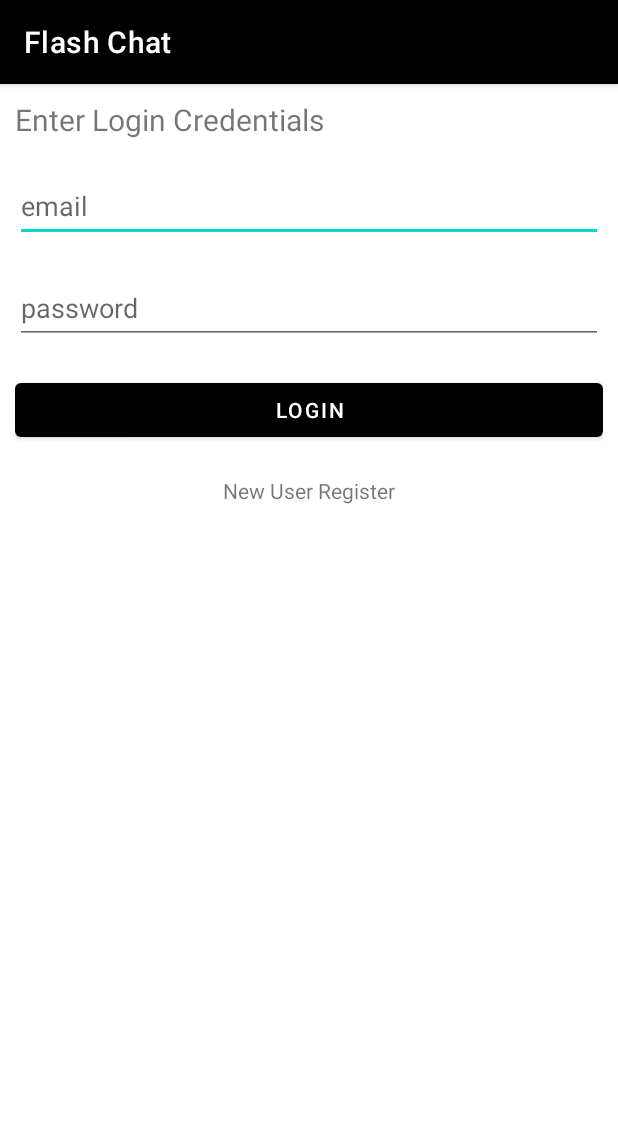
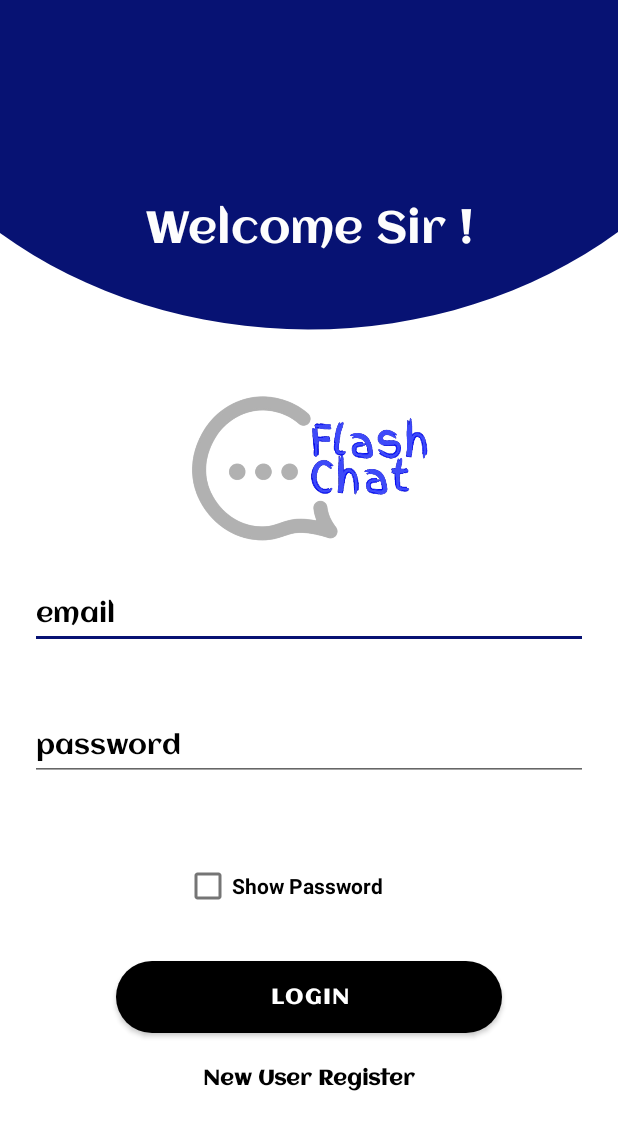
Before and after one commit to MOHAMEDMEDOHEMEDA/flash-list-app-, an Android app: the screen it shows after launch (LoginActivity), on a phone screen of 412 x 824 dp. Shown: the top 1130 px of the screen. Run offline under Robolectric (Android 15) with nearby library versions, the phone set to English and light mode, and no system bars; our stand-ins replace Firebase (no records; nobody signed in at launch, a user with empty details on screens opened directly).

Commit message:
had done design of login

```diff
--- a/app/src/main/AndroidManifest.xml
+++ b/app/src/main/AndroidManifest.xml
@@ -35,7 +35,6 @@
 
                 <category android:name="android.intent.category.LAUNCHER" />
             </intent-filter>
-
             <meta-data
                 android:name="android.app.lib_name"
                 android:value="" />
--- a/app/src/main/java/com/example/myapplication/LoginActivity.java
+++ b/app/src/main/java/com/example/myapplication/LoginActivity.java
@@ -4,8 +4,12 @@ import androidx.annotation.NonNull;
 import androidx.appcompat.app.AppCompatActivity;
 import android.content.Intent;
 import android.os.Bundle;
+import android.text.method.HideReturnsTransformationMethod;
+import android.text.method.PasswordTransformationMethod;
 import android.view.View;
 import android.widget.Button;
+import android.widget.CheckBox;
+import android.widget.CompoundButton;
 import android.widget.EditText;
 import android.widget.TextView;
 import android.widget.Toast;
@@ -20,6 +24,7 @@ public class LoginActivity extends AppCompatActivity {
     private EditText email, password;
     private Button btnLogin;
     private TextView textRegister;
+    private CheckBox showPass;
     @Override
     protected void onCreate(Bundle savedInstanceState) {
         super.onCreate(savedInstanceState);
@@ -27,9 +32,20 @@ public class LoginActivity extends AppCompatActivity {
         mAuth = FirebaseAuth.getInstance();
         email = findViewById(R.id.login_email);
         password = findViewById(R.id.login_password);
-        btnLogin  = findViewById(R.id.login);
+        btnLogin = findViewById(R.id.login);
+        showPass = findViewById(R.id.Check);
         textRegister = findViewById(R.id.text_register);
-
+        getSupportActionBar().hide();
+        showPass.setOnCheckedChangeListener(new CompoundButton.OnCheckedChangeListener() {
+            @Override
+            public void onCheckedChanged(CompoundButton compoundButton, boolean b) {
+                if (b){
+                    password.setTransformationMethod(HideReturnsTransformationMethod.getInstance());
+                }else{
+                    password.setTransformationMethod(PasswordTransformationMethod.getInstance());
+                }
+            }
+        });
         btnLogin.setOnClickListener(new View.OnClickListener() {
             @Override
             public void onClick(View v) {
@@ -75,13 +91,12 @@ public class LoginActivity extends AppCompatActivity {
 
     }
     public void updateUI(FirebaseUser account){
-
         if(account != null){
             Toast.makeText(this,"You Registered In successfully",Toast.LENGTH_LONG).show();
             startActivity(new Intent(this,LoginActivity.class));
 
         }else {
-            Toast.makeText(this,"You Didnt signed in",Toast.LENGTH_LONG).show();
+
         }
 
     }
--- a/app/src/main/java/com/example/myapplication/User.java
+++ /dev/null
@@ -1,16 +0,0 @@
-package com.example.myapplication;
-
-public class User {
-    public String firstName;
-    public String lastName;
-    public String email;
-
-    public User() {
-    }
-
-    public User (String firstName, String lastName, String email) {
-        this.firstName = firstName;
-        this.lastName = lastName;
-        this.email = email;
-    }
-}
--- a/app/src/main/res/drawable/androidsplash.xml
+++ b/app/src/main/res/drawable/androidsplash.xml
@@ -14,7 +14,7 @@
           android:endY="602.6"
           android:type="linear">
         <item android:offset="0" android:color="#FF1400FF"/>
-        <item android:offset="0.9" android:color="#FF000000"/>
+        <item android:offset="0.9" android:color="#010529"/>
       </gradient>
     </aapt:attr>
   </path>
--- /dev/null
+++ b/app/src/main/res/drawable/background_design.xml
@@ -0,0 +1,9 @@
+<?xml version="1.0" encoding="utf-8"?>
+<selector xmlns:android="http://schemas.android.com/apk/res/android">
+<item>
+    <shape android:shape="rectangle">
+        <gradient android:startColor="#071273" android:endColor="#FF000000" android:angle="99"></gradient>
+    </shape>
+
+</item>
+</selector>
--- /dev/null
+++ b/app/src/main/res/drawable/backlog.xml
@@ -0,0 +1,19 @@
+<vector xmlns:android="http://schemas.android.com/apk/res/android"
+    android:width="360dp"
+    android:height="677dp"
+    android:viewportWidth="360"
+    android:viewportHeight="677">
+  <path
+      android:pathData="M0,0h360v677h-360z"
+      android:fillColor="#1E1E1E"/>
+  <group>
+    <clip-path
+        android:pathData="M0,0h360v677h-360z"/>
+    <path
+        android:pathData="M0,0h360v677h-360z"
+        android:fillColor="#ffffff"/>
+    <path
+        android:pathData="M456,-40.03C456,18.45 426.87,74.53 375.02,115.89C323.16,157.24 252.83,180.47 179.5,180.47C106.17,180.47 35.84,157.24 -16.01,115.89C-67.87,74.53 -97,18.45 -97,-40.03L179.5,-40.03L456,-40.03Z"
+        android:fillColor="#071273"/>
+  </group>
+</vector>
--- /dev/null
+++ b/app/src/main/res/drawable/button.xml
@@ -0,0 +1,10 @@
+<?xml version="1.0" encoding="utf-8"?>
+<selector xmlns:android="http://schemas.android.com/apk/res/android">
+<item >
+    <shape android:shape="rectangle">
+        <corners android:radius="70dp"/>
+        <gradient android:startColor="#010529" android:endColor="@color/black"/>
+
+    </shape>
+</item>
+</selector>
--- a/app/src/main/res/layout/activity_login.xml
+++ b/app/src/main/res/layout/activity_login.xml
@@ -1,52 +1,92 @@
 <?xml version="1.0" encoding="utf-8"?>
-<RelativeLayout xmlns:android="http://schemas.android.com/apk/res/android"
+<LinearLayout xmlns:android="http://schemas.android.com/apk/res/android"
     xmlns:app="http://schemas.android.com/apk/res-auto"
     xmlns:tools="http://schemas.android.com/tools"
     android:layout_width="match_parent"
     android:layout_height="match_parent"
-    tools:context=".LoginActivity"
-    android:layout_margin="10dp">
+    android:gravity="center"
+    android:background="@drawable/backlog"
+    android:orientation="vertical"
+    tools:context=".LoginActivity">
 
     <TextView
-        android:id="@+id/text_login"
+        android:id="@+id/Welcome"
         android:layout_width="match_parent"
-        android:layout_height="wrap_content"
-        android:text="Enter Login Credentials"
-        android:textSize="20dp"
-        android:layout_marginBottom="20dp"/>
+        android:layout_height="111dp"
+        android:layout_margin="50dp"
+        android:fontFamily="@font/aclonica"
+        android:gravity="center"
+        android:includeFontPadding="false"
+        android:shadowColor="#FFFFFF"
+        android:text="@string/welcome_sir"
+        android:textColor="#FDFDFD"
+        android:textSize="30sp" />
+
+    <ImageView
+        android:id="@+id/imageView2"
+        android:layout_width="match_parent"
+        android:layout_height="105dp"
+        app:srcCompat="@drawable/logo"
+        android:contentDescription="TODO" />
 
     <EditText
         android:id="@+id/login_email"
         android:layout_width="match_parent"
-        android:layout_height="wrap_content"
-        android:layout_below="@+id/text_login"
-        android:layout_marginBottom="20dp"
+        android:layout_height="48dp"
+        android:layout_margin="20dp"
+        android:fontFamily="@font/aclonica"
         android:hint="email"
-        android:minHeight="48dp" />
+        android:importantForAutofill="no"
+        android:inputType="textEmailAddress"
+        android:minHeight="48dp"
+        android:textColor="#000000"
+        android:textColorHint="#000000" />
 
     <EditText
         android:id="@+id/login_password"
         android:layout_width="match_parent"
-        android:layout_height="wrap_content"
-        android:layout_below="@+id/login_email"
+        android:layout_height="48dp"
+        android:layout_margin="20dp"
         android:layout_marginBottom="20dp"
+        android:fontFamily="@font/aclonica"
         android:hint="password"
-        android:minHeight="48dp" />
+        android:importantForAutofill="no"
+        android:inputType="textPassword"
+        android:minHeight="48dp"
+        android:textColor="#000000"
+        android:textColorHint="#000000" />
+
+
+    <CheckBox
+        android:id="@+id/Check"
+        android:layout_width="166dp"
+        android:layout_height="60dp"
+        android:text="Show Password"
+        android:layout_margin="20dp"
+        android:textStyle="bold" />
 
     <Button
         android:id="@+id/login"
-        android:layout_width="match_parent"
+        android:layout_width="257dp"
         android:layout_height="wrap_content"
-        android:layout_below="@+id/login_password"
+        android:layout_marginBottom="20dp"
+        android:background="@drawable/button"
+        android:backgroundTint="@color/white"
+        android:fontFamily="@font/aclonica"
         android:text="Login"
-        android:layout_marginBottom="20dp"/>
+        android:textColor="#FFFFFF"
+        android:textStyle="bold" />
 
     <TextView
         android:id="@+id/text_register"
         android:layout_width="match_parent"
-        android:layout_height="wrap_content"
-        android:layout_below="@+id/login"
+        android:layout_height="47dp"
+        android:layout_marginBottom="20dp"
+        android:fontFamily="@font/aclonica"
+        android:shadowColor="#000000"
         android:text="New User Register"
-        android:layout_marginBottom="20dp"
-        android:textAlignment="center"/>
-</RelativeLayout>
+        android:textAlignment="center"
+        android:textColor="#000000"
+        android:textStyle="bold" />
+
+</LinearLayout>
--- a/app/src/main/res/values-night/themes.xml
+++ b/app/src/main/res/values-night/themes.xml
@@ -2,15 +2,15 @@
     <!-- Base application theme. -->
     <style name="Theme.MyApplication" parent="Theme.MaterialComponents.DayNight.DarkActionBar">
         <!-- Primary brand color. -->
-        <item name="colorPrimary">@color/purple_200</item>
-        <item name="colorPrimaryVariant">#23114C</item>
+        <item name="colorPrimary">@color/black</item>
+        <item name="colorPrimaryVariant">#071273</item>
         <item name="colorOnPrimary">@color/black</item>
         <!-- Secondary brand color. -->
-        <item name="colorSecondary">@color/teal_200</item>
-        <item name="colorSecondaryVariant">@color/teal_200</item>
+        <item name="colorSecondary">#071273</item>
+        <item name="colorSecondaryVariant">#071273</item>
         <item name="colorOnSecondary">@color/black</item>
         <!-- Status bar color. -->
-        <item name="android:statusBarColor">#23114C</item>
+        <item name="android:statusBarColor">#071273</item>
         <!-- Customize your theme here. -->
     </style>
 </resources>
--- a/app/src/main/res/values/strings.xml
+++ b/app/src/main/res/values/strings.xml
@@ -9,4 +9,5 @@
     <string name="user_email">User Email :</string>
     <string name="name_of_user">Name OF user :</string>
     <string name="main_activity_welcome">Main Activity Welcome !</string>
+    <string name="welcome_sir">Welcome Sir !</string>
 </resources>
--- a/app/src/main/res/values/themes.xml
+++ b/app/src/main/res/values/themes.xml
@@ -3,14 +3,14 @@
     <style name="Theme.MyApplication" parent="Theme.MaterialComponents.DayNight.DarkActionBar">
         <!-- Primary brand color. -->
         <item name="colorPrimary">@color/black</item>
-        <item name="colorPrimaryVariant">#23114C</item>
-        <item name="colorOnPrimary">@color/white</item>
+        <item name="colorPrimaryVariant">#071273</item>
+        <item name="colorOnPrimary">@color/black</item>
         <!-- Secondary brand color. -->
-        <item name="colorSecondary">@color/teal_200</item>
-        <item name="colorSecondaryVariant">@color/teal_700</item>
+        <item name="colorSecondary">#071273</item>
+        <item name="colorSecondaryVariant">#071273</item>
         <item name="colorOnSecondary">@color/black</item>
         <!-- Status bar color. -->
-        <item name="android:statusBarColor">#23114C</item>
+        <item name="android:statusBarColor">#071273</item>
         <!-- Customize your theme here. -->
     </style>
 </resources>
```
